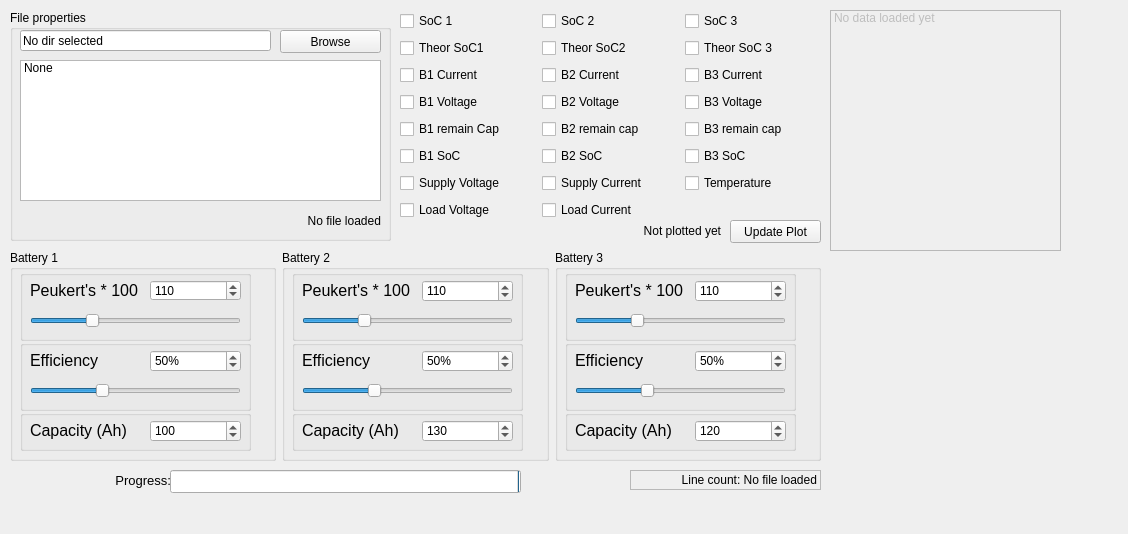
Old version of the form mainwindow.ui in the repository Flawededge/EzGraphData.
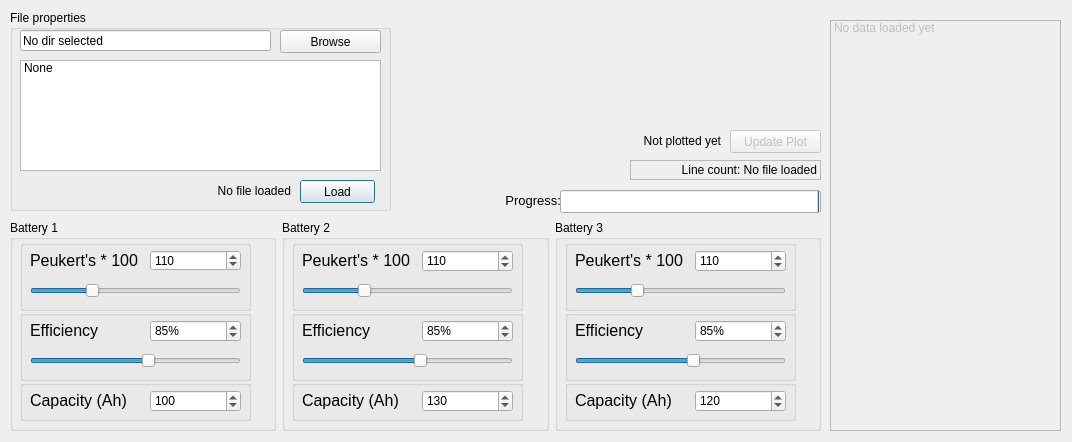
New version of the form.

The edit to the form file:
```diff
--- a/mainwindow.ui
+++ b/mainwindow.ui
@@ -6,8 +6,8 @@
    <rect>
     <x>0</x>
     <y>0</y>
-    <width>1128</width>
-    <height>534</height>
+    <width>1072</width>
+    <height>442</height>
    </rect>
   </property>
   <property name="sizePolicy">
@@ -25,7 +25,7 @@
      <x>10</x>
      <y>10</y>
      <width>381</width>
-     <height>231</height>
+     <height>201</height>
     </rect>
    </property>
    <property name="title">
@@ -37,7 +37,7 @@
       <x>10</x>
       <y>50</y>
       <width>361</width>
-      <height>141</height>
+      <height>111</height>
      </rect>
     </property>
     <property name="midLineWidth">
@@ -91,8 +91,8 @@
     <property name="geometry">
      <rect>
       <x>10</x>
-      <y>200</y>
-      <width>361</width>
+      <y>170</y>
+      <width>271</width>
       <height>21</height>
      </rect>
     </property>
@@ -103,12 +103,25 @@
      <set>Qt::AlignRight|Qt::AlignTrailing|Qt::AlignVCenter</set>
     </property>
    </widget>
+   <widget class="QPushButton" name="loadButton">
+    <property name="geometry">
+     <rect>
+      <x>290</x>
+      <y>170</y>
+      <width>75</width>
+      <height>23</height>
+     </rect>
+    </property>
+    <property name="text">
+     <string>Load</string>
+    </property>
+   </widget>
   </widget>
   <widget class="QWidget" name="horizontalLayoutWidget">
    <property name="geometry">
     <rect>
      <x>10</x>
-     <y>250</y>
+     <y>220</y>
      <width>811</width>
      <height>211</height>
     </rect>
@@ -234,7 +247,7 @@
          <number>150</number>
         </property>
         <property name="value">
-         <number>50</number>
+         <number>85</number>
         </property>
         <property name="orientation">
          <enum>Qt::Horizontal</enum>
@@ -256,7 +269,7 @@
          <number>150</number>
         </property>
         <property name="value">
-         <number>50</number>
+         <number>85</number>
         </property>
        </widget>
        <widget class="QLabel" name="effLbl1">
@@ -419,7 +432,7 @@
          <number>150</number>
         </property>
         <property name="value">
-         <number>50</number>
+         <number>85</number>
         </property>
         <property name="orientation">
          <enum>Qt::Horizontal</enum>
@@ -444,7 +457,7 @@
          <number>150</number>
         </property>
         <property name="value">
-         <number>50</number>
+         <number>85</number>
         </property>
        </widget>
        <widget class="QLabel" name="effLbl2">
@@ -635,7 +648,7 @@
          <number>150</number>
         </property>
         <property name="value">
-         <number>50</number>
+         <number>85</number>
         </property>
         <property name="orientation">
          <enum>Qt::Horizontal</enum>
@@ -660,7 +673,7 @@
          <number>150</number>
         </property>
         <property name="value">
-         <number>50</number>
+         <number>85</number>
         </property>
         <property name="displayIntegerBase">
          <number>10</number>
@@ -774,10 +787,13 @@
    </layout>
   </widget>
   <widget class="QPushButton" name="plotButton">
+   <property name="enabled">
+    <bool>false</bool>
+   </property>
    <property name="geometry">
     <rect>
      <x>730</x>
-     <y>220</y>
+     <y>130</y>
      <width>91</width>
      <height>23</height>
     </rect>
@@ -786,187 +802,14 @@
     <string>Update Plot</string>
    </property>
    <property name="autoDefault">
-    <bool>false</bool>
+    <bool>true</bool>
    </property>
   </widget>
-  <widget class="QWidget" name="gridLayoutWidget">
-   <property name="geometry">
-    <rect>
-     <x>400</x>
-     <y>10</y>
-     <width>421</width>
-     <height>211</height>
-    </rect>
-   </property>
-   <layout class="QGridLayout" name="plotCheckboxes">
-    <item row="6" column="1">
-     <widget class="QCheckBox" name="supplyCurrent">
-      <property name="text">
-       <string>Supply Current</string>
-      </property>
-     </widget>
-    </item>
-    <item row="2" column="1">
-     <widget class="QCheckBox" name="b2Current">
-      <property name="text">
-       <string>B2 Current</string>
-      </property>
-     </widget>
-    </item>
-    <item row="2" column="0">
-     <widget class="QCheckBox" name="b1Current">
-      <property name="text">
-       <string>B1 Current</string>
-      </property>
-     </widget>
-    </item>
-    <item row="0" column="1">
-     <widget class="QCheckBox" name="SoC2">
-      <property name="text">
-       <string>SoC 2</string>
-      </property>
-     </widget>
-    </item>
-    <item row="4" column="1">
-     <widget class="QCheckBox" name="b2Cap">
-      <property name="text">
-       <string>B2 remain cap</string>
-      </property>
-     </widget>
-    </item>
-    <item row="6" column="0">
-     <widget class="QCheckBox" name="supplyVoltage">
-      <property name="text">
-       <string>Supply Voltage</string>
-      </property>
-     </widget>
-    </item>
-    <item row="0" column="2">
-     <widget class="QCheckBox" name="SoC3">
-      <property name="text">
-       <string>SoC 3</string>
-      </property>
-     </widget>
-    </item>
-    <item row="2" column="2">
-     <widget class="QCheckBox" name="b3Current">
-      <property name="text">
-       <string>B3 Current</string>
-      </property>
-     </widget>
-    </item>
-    <item row="7" column="1">
-     <widget class="QCheckBox" name="loadCurrent">
-      <property name="text">
-       <string>Load Current</string>
-      </property>
-     </widget>
-    </item>
-    <item row="5" column="2">
-     <widget class="QCheckBox" name="b3soc">
-      <property name="text">
-       <string>B3 SoC</string>
-      </property>
-     </widget>
-    </item>
-    <item row="5" column="1">
-     <widget class="QCheckBox" name="b2Soc">
-      <property name="text">
-       <string>B2 SoC</string>
-      </property>
-     </widget>
-    </item>
-    <item row="4" column="2">
-     <widget class="QCheckBox" name="b3Cap">
-      <property name="text">
-       <string>B3 remain cap</string>
-      </property>
-     </widget>
-    </item>
-    <item row="4" column="0">
-     <widget class="QCheckBox" name="b1Cap">
-      <property name="text">
-       <string>B1 remain Cap</string>
-      </property>
-     </widget>
-    </item>
-    <item row="0" column="0">
-     <widget class="QCheckBox" name="SoC1">
-      <property name="text">
-       <string>SoC 1</string>
-      </property>
-     </widget>
-    </item>
-    <item row="3" column="1">
-     <widget class="QCheckBox" name="b2Voltage">
-      <property name="text">
-       <string>B2 Voltage</string>
-      </property>
-     </widget>
-    </item>
-    <item row="5" column="0">
-     <widget class="QCheckBox" name="b1soc">
-      <property name="text">
-       <string>B1 SoC</string>
-      </property>
-     </widget>
-    </item>
-    <item row="3" column="2">
-     <widget class="QCheckBox" name="b3Voltage">
-      <property name="text">
-       <string>B3 Voltage</string>
-      </property>
-     </widget>
-    </item>
-    <item row="6" column="2">
-     <widget class="QCheckBox" name="temp">
-      <property name="text">
-       <string>Temperature</string>
-      </property>
-     </widget>
-    </item>
-    <item row="7" column="0">
-     <widget class="QCheckBox" name="loadVoltage">
-      <property name="text">
-       <string>Load Voltage</string>
-      </property>
-     </widget>
-    </item>
-    <item row="3" column="0">
-     <widget class="QCheckBox" name="b1Voltage">
-      <property name="text">
-       <string>B1 Voltage</string>
-      </property>
-     </widget>
-    </item>
-    <item row="1" column="1">
-     <widget class="QCheckBox" name="b2TSoc">
-      <property name="text">
-       <string>Theor SoC2</string>
-      </property>
-     </widget>
-    </item>
-    <item row="1" column="0">
-     <widget class="QCheckBox" name="b1TSoc">
-      <property name="text">
-       <string>Theor SoC1</string>
-      </property>
-     </widget>
-    </item>
-    <item row="1" column="2">
-     <widget class="QCheckBox" name="b3TSoc">
-      <property name="text">
-       <string>Theor SoC 3</string>
-      </property>
-     </widget>
-    </item>
-   </layout>
-  </widget>
   <widget class="QLabel" name="plotStatus">
    <property name="geometry">
     <rect>
      <x>400</x>
-     <y>220</y>
+     <y>130</y>
      <width>321</width>
      <height>21</height>
     </rect>
@@ -985,7 +828,7 @@
    <property name="geometry">
     <rect>
      <x>630</x>
-     <y>470</y>
+     <y>160</y>
      <width>191</width>
      <height>20</height>
     </rect>
@@ -1010,9 +853,9 @@
    <property name="geometry">
     <rect>
      <x>830</x>
-     <y>10</y>
+     <y>20</y>
      <width>231</width>
-     <height>241</height>
+     <height>411</height>
     </rect>
    </property>
    <property name="frameShape">
@@ -1042,9 +885,9 @@
   <widget class="QProgressBar" name="progressBar">
    <property name="geometry">
     <rect>
-     <x>170</x>
-     <y>470</y>
-     <width>351</width>
+     <x>560</x>
+     <y>190</y>
+     <width>261</width>
      <height>23</height>
     </rect>
    </property>
@@ -1058,8 +901,8 @@
   <widget class="QLabel" name="progressLabel">
    <property name="geometry">
     <rect>
-     <x>10</x>
-     <y>470</y>
+     <x>400</x>
+     <y>190</y>
      <width>161</width>
      <height>21</height>
     </rect>
```
Left out of the diff: 124 changed lines with no effect on the pictures.
